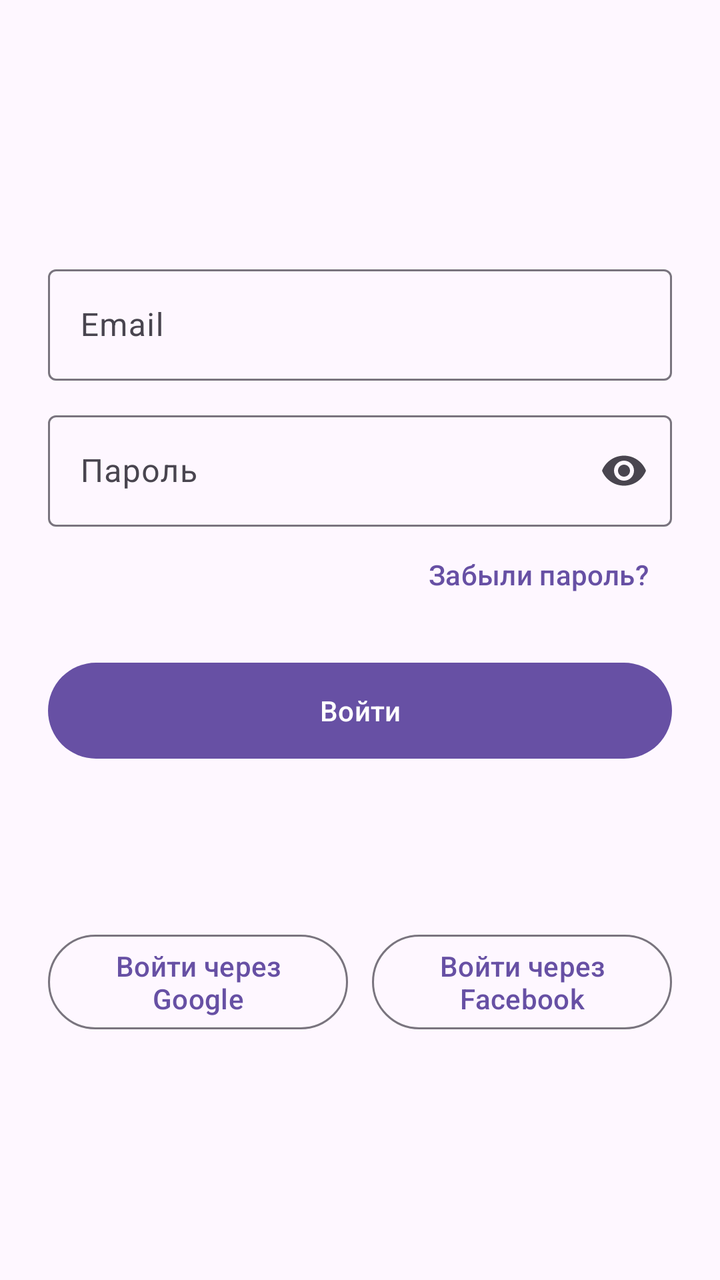
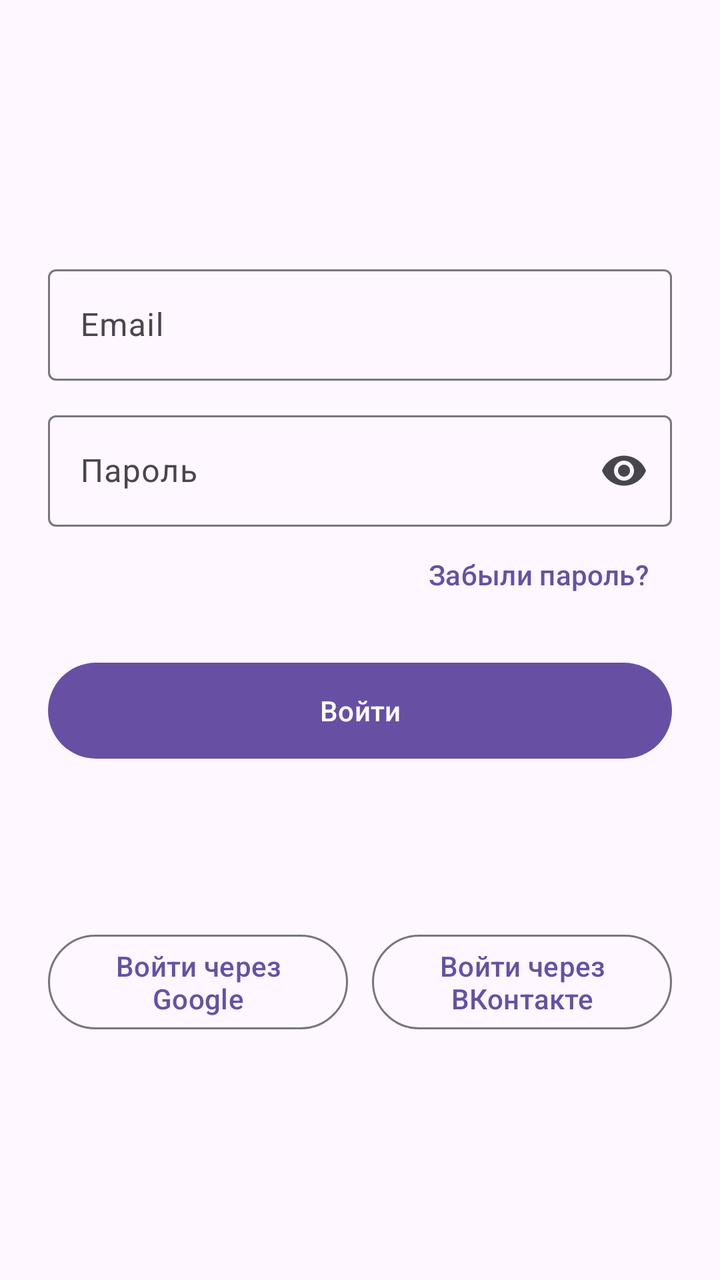

Screens rendered from an Android XML layout before and after an edit, with the pre-edit source and the edit as a unified diff.
<!-- AndroidManifest.xml: application theme Theme.FocusField -->
<!-- res/layout/fragment_auth.xml -->
<?xml version="1.0" encoding="utf-8"?>
<ScrollView xmlns:android="http://schemas.android.com/apk/res/android"
    xmlns:app="http://schemas.android.com/apk/res-auto"
    android:layout_width="match_parent"
    android:layout_height="match_parent"
    android:fillViewport="true">

    <LinearLayout
        android:layout_width="match_parent"
        android:layout_height="wrap_content"
        android:orientation="vertical"
        android:padding="24dp">

        <TextView
            android:id="@+id/title"
            android:layout_width="wrap_content"
            android:layout_height="wrap_content"
            android:layout_gravity="center_horizontal"
            android:layout_marginTop="32dp"
            android:layout_marginBottom="24dp"
            android:textAppearance="?attr/textAppearanceHeadlineMedium"
            android:textStyle="bold" />

        <com.google.android.material.textfield.TextInputLayout
            android:id="@+id/input_first_name_layout"
            android:layout_width="match_parent"
            android:layout_height="wrap_content"
            android:hint="@string/auth_first_name"
            android:visibility="gone">

            <com.google.android.material.textfield.TextInputEditText
                android:id="@+id/input_first_name"
                android:layout_width="match_parent"
                android:layout_height="wrap_content"
                android:inputType="textPersonName|textCapWords" />
        </com.google.android.material.textfield.TextInputLayout>

        <com.google.android.material.textfield.TextInputLayout
            android:id="@+id/input_last_name_layout"
            android:layout_width="match_parent"
            android:layout_height="wrap_content"
            android:layout_marginTop="12dp"
            android:hint="@string/auth_last_name"
            android:visibility="gone">

            <com.google.android.material.textfield.TextInputEditText
                android:id="@+id/input_last_name"
                android:layout_width="match_parent"
                android:layout_height="wrap_content"
                android:inputType="textPersonName|textCapWords" />
        </com.google.android.material.textfield.TextInputLayout>

        <com.google.android.material.textfield.TextInputLayout
            android:id="@+id/input_patronymic_layout"
            android:layout_width="match_parent"
            android:layout_height="wrap_content"
            android:layout_marginTop="12dp"
            android:hint="@string/auth_patronymic"
            android:visibility="gone">

            <com.google.android.material.textfield.TextInputEditText
                android:id="@+id/input_patronymic"
                android:layout_width="match_parent"
                android:layout_height="wrap_content"
                android:inputType="textPersonName|textCapWords" />
        </com.google.android.material.textfield.TextInputLayout>

        <com.google.android.material.textfield.TextInputLayout
            android:id="@+id/input_email_layout"
            android:layout_width="match_parent"
            android:layout_height="wrap_content"
            android:layout_marginTop="12dp"
            android:hint="@string/auth_email">

            <com.google.android.material.textfield.TextInputEditText
                android:id="@+id/input_email"
                android:layout_width="match_parent"
                android:layout_height="wrap_content"
                android:inputType="textEmailAddress" />
        </com.google.android.material.textfield.TextInputLayout>

        <com.google.android.material.textfield.TextInputLayout
            android:id="@+id/input_password_layout"
            android:layout_width="match_parent"
            android:layout_height="wrap_content"
            android:layout_marginTop="12dp"
            android:hint="@string/auth_password"
            app:endIconMode="password_toggle">

            <com.google.android.material.textfield.TextInputEditText
                android:id="@+id/input_password"
                android:layout_width="match_parent"
                android:layout_height="wrap_content"
                android:inputType="textPassword" />
        </com.google.android.material.textfield.TextInputLayout>

        <com.google.android.material.textfield.TextInputLayout
            android:id="@+id/input_confirm_password_layout"
            android:layout_width="match_parent"
            android:layout_height="wrap_content"
            android:layout_marginTop="12dp"
            android:hint="@string/auth_confirm_password"
            android:visibility="gone"
            app:endIconMode="password_toggle">

            <com.google.android.material.textfield.TextInputEditText
                android:id="@+id/input_confirm_password"
                android:layout_width="match_parent"
                android:layout_height="wrap_content"
                android:inputType="textPassword" />
        </com.google.android.material.textfield.TextInputLayout>

        <com.google.android.material.button.MaterialButton
            android:id="@+id/btn_forgot"
            style="@style/Widget.Material3.Button.TextButton"
            android:layout_width="wrap_content"
            android:layout_height="wrap_content"
            android:layout_gravity="end"
            android:text="@string/auth_forgot_password" />

        <com.google.android.material.button.MaterialButton
            android:id="@+id/btn_primary"
            android:layout_width="match_parent"
            android:layout_height="56dp"
            android:layout_marginTop="16dp"
            android:text="@string/auth_login" />

        <com.google.android.material.button.MaterialButton
            android:id="@+id/btn_toggle_mode"
            style="@style/Widget.Material3.Button.TextButton"
            android:layout_width="match_parent"
            android:layout_height="wrap_content"
            android:layout_marginTop="8dp" />

        <LinearLayout
            android:layout_width="match_parent"
            android:layout_height="wrap_content"
            android:layout_marginTop="24dp"
            android:orientation="horizontal">

            <com.google.android.material.button.MaterialButton
                android:id="@+id/btn_google"
                style="@style/Widget.Material3.Button.OutlinedButton"
                android:layout_width="0dp"
                android:layout_height="wrap_content"
                android:layout_marginEnd="6dp"
                android:layout_weight="1"
                android:text="@string/auth_google" />

            <com.google.android.material.button.MaterialButton
                android:id="@+id/btn_facebook"
                style="@style/Widget.Material3.Button.OutlinedButton"
                android:layout_width="0dp"
                android:layout_height="wrap_content"
                android:layout_marginStart="6dp"
                android:layout_weight="1"
                android:text="@string/auth_facebook" />
        </LinearLayout>

        <ProgressBar
            android:id="@+id/progress"
            android:layout_width="wrap_content"
            android:layout_height="wrap_content"
            android:layout_gravity="center_horizontal"
            android:layout_marginTop="16dp"
            android:visibility="gone" />

        <com.google.android.material.textview.MaterialTextView
            android:id="@+id/offline_notice"
            android:layout_width="match_parent"
            android:layout_height="wrap_content"
            android:layout_marginTop="16dp"
            android:gravity="center"
            android:text="@string/auth_offline_notice"
            android:textAppearance="?attr/textAppearanceBodySmall"
            android:visibility="gone" />

    </LinearLayout>
</ScrollView>
<!-- resources referenced by this layout -->
<resources>
  <string name="auth_confirm_password">Подтверждение пароля</string>
  <string name="auth_email">Email</string>
  <string name="auth_facebook">Войти через Facebook</string>
  <string name="auth_first_name">Имя</string>
  <string name="auth_forgot_password">Забыли пароль?</string>
  <string name="auth_google">Войти через Google</string>
  <string name="auth_last_name">Фамилия</string>
  <string name="auth_login">Войти</string>
  <string name="auth_offline_notice">Firebase не настроен — работает локальный режим (см. README в проекте).</string>
  <string name="auth_password">Пароль</string>
  <string name="auth_patronymic">Отчество</string>
  <style name="Theme.FocusField" parent="Base.Theme.FocusField" />
  <style name="Base.Theme.FocusField" parent="Theme.Material3.DayNight.NoActionBar">
          
      </style>
</resources>

<!-- the commit's change to res/layout/fragment_auth.xml (unified diff, before → after) -->
@@ -148,13 +148,13 @@
                 android:text="@string/auth_google" />
 
             <com.google.android.material.button.MaterialButton
-                android:id="@+id/btn_facebook"
+                android:id="@+id/btn_vk"
                 style="@style/Widget.Material3.Button.OutlinedButton"
                 android:layout_width="0dp"
                 android:layout_height="wrap_content"
                 android:layout_marginStart="6dp"
                 android:layout_weight="1"
-                android:text="@string/auth_facebook" />
+                android:text="@string/auth_vk" />
         </LinearLayout>
 
         <ProgressBar
<!-- resource entries referenced after the edit -->
@@ -2,7 +2,6 @@
 <resources>
   <string name="auth_confirm_password">Подтверждение пароля</string>
   <string name="auth_email">Email</string>
-  <string name="auth_facebook">Войти через Facebook</string>
   <string name="auth_first_name">Имя</string>
   <string name="auth_forgot_password">Забыли пароль?</string>
   <string name="auth_google">Войти через Google</string>
@@ -11,6 +10,7 @@
   <string name="auth_offline_notice">Firebase не настроен — работает локальный режим (см. README в проекте).</string>
   <string name="auth_password">Пароль</string>
   <string name="auth_patronymic">Отчество</string>
+  <string name="auth_vk">Войти через ВКонтакте</string>
   <style name="Theme.FocusField" parent="Base.Theme.FocusField" />
   <style name="Base.Theme.FocusField" parent="Theme.Material3.DayNight.NoActionBar">
           
